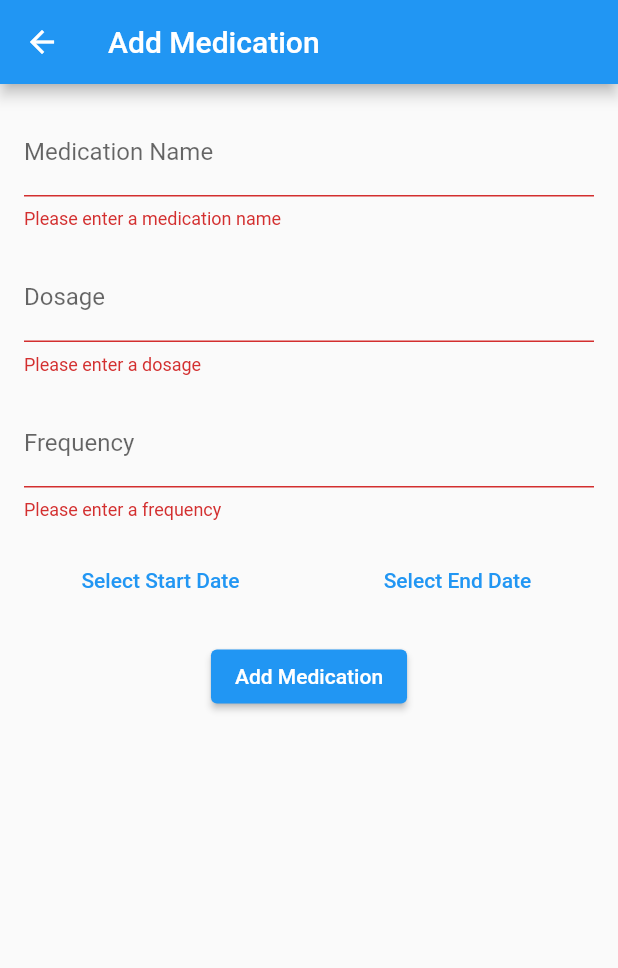
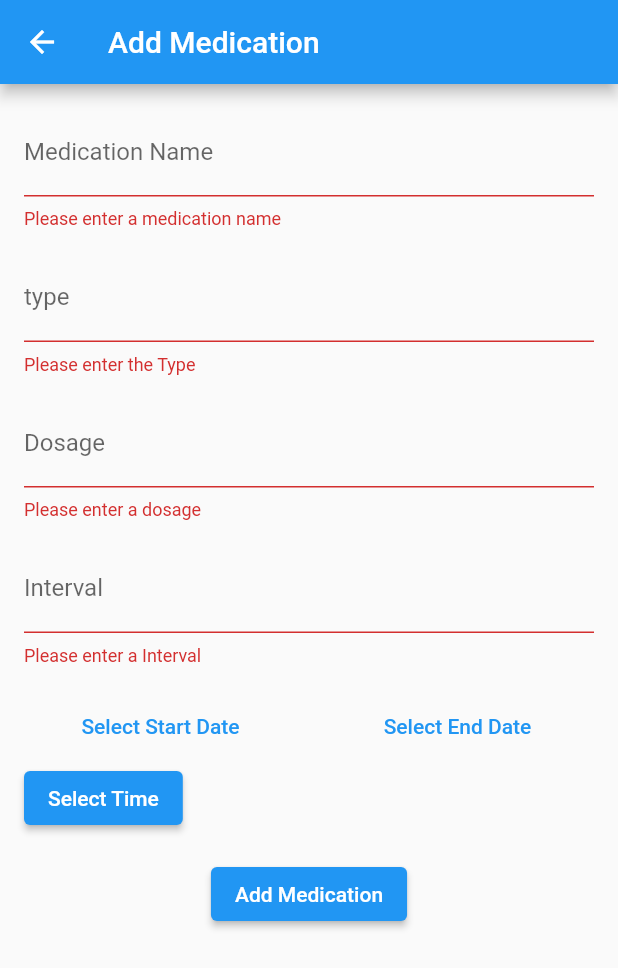
Before and after one commit to AsfandYar77/medbuddy, a Flutter app: the AddMedicationScreen screen opened by its route, after a tap on "Add Medication", on a phone screen of 412 x 824 dp. Shown: the top 968 px of the screen. Run offline on Flutter 3.47's test engine with Material 2 defaults, Android fonts, the phone set to English and light mode, and no system bars; our stand-ins replace flutter_datetime_picker, flutter_local_notifications, sqflite; accounts and stored records are empty.

Commit message:
Made vast Changes to medication_model.dart, Updated add_medication_screen.dart, edit_medication_screen.dart and rest accordingly. Added Time Picker, fixed Date Bug, Accidently Coupled Dosage Field with Interval Field, Notes Bug remains to be corrected among a lot of other stuff,

```diff
--- a/lib/models/medication_model.dart
+++ b/lib/models/medication_model.dart
@@ -1,43 +1,97 @@
+enum type { Bottle, Tablet, Syringe, None }
+
 class Medication {
-  final String id;
+  final List<dynamic>? notificationIDs; // Notification ID
   final String name;
+  final String?  type;
   final String dosage;
-  final String frequency;
   final DateTime startDate;
-  final DateTime? endDate; // make the endDate parameter nullable
-  final String notes;
+  final DateTime? endDate;
+  final String? atTime;
+  final DateTime? dateTime;
+  final int? atInterval;
+  String? notes;
 
   Medication({
-    required this.id,
+    required this.notificationIDs,
     required this.name,
+    required this.type,
     required this.dosage,
-    required this.frequency,
     required this.startDate,
-    this.endDate, // make the endDate parameter nullable
-    required this.notes,
+    required this.endDate,
+    required this.atTime,
+    required this.dateTime,
+    required this.atInterval,
+    this.notes
   });
 
-  Map<String, dynamic> toMap() {
-    return {
-      'id': id,
-      'name': name,
-      'dosage': dosage,
-      'frequency': frequency,
-      'startDate': startDate.toIso8601String(),
-      'endDate': endDate?.toIso8601String(), // use null-aware operator to avoid null errors
-      'notes': notes,
-    };
+  //get methods
+
+  getIDs() {
+    return notificationIDs;
   }
 
-  factory Medication.fromMap(Map<String, dynamic> map) {
-    return Medication(
-      id: map['id'],
-      name: map['name'],
-      dosage: map['dosage'],
-      frequency: map['frequency'],
-      startDate: DateTime.parse(map['startDate']),
-      endDate: map['endDate'] != null ? DateTime.parse(map['endDate']) : null, // use null-aware operator to avoid null errors
-      notes: map['notes'],
-    );
+  String getName() {
+    return name!;
   }
+
+  String getType() {
+    return type!;
+  }
+
+  String getDosage() {
+    return dosage!;
+  }
+
+  DateTime getStartDate() {
+    return startDate;
+  }
+
+  DateTime? getEndDate() {
+    return endDate;
+  }
+
+  String? getAtTime() {
+    return atTime;
+  }
+
+  DateTime? getdateTime() {
+    return endDate;
+  }
+
+  int? getAtInterval() {
+    return atInterval;
+  }
+
+  String? getNotes() {
+    return notes;
+  }
+
+
+
+  factory Medication.fromMap(Map<String, dynamic> json) => Medication(
+    notificationIDs: json["notificationIDs"],
+    name: json['name'],
+    type: json['type'],
+    dosage: json['dosage'],
+    startDate: DateTime.parse(json['startDate']),
+    endDate: DateTime.parse(json['endDate']),
+    atTime: json['atTime'],
+    dateTime: DateTime.parse(json['dateTime']),
+    atInterval: json['atInterval'],
+    notes: json['notes'],
+  );
+
+  Map<String, dynamic> toMap() => {
+    'id': notificationIDs,
+    'name': name,
+    'type': type,
+    'dosage': dosage,
+    'startDate': startDate.toIso8601String(),
+    'endDate': endDate?.toIso8601String(),
+    'atTime': atTime,
+    'dateTime': dateTime?.toIso8601String(),
+    'atInterval': atInterval,
+    'notes': notes,
+  };
 }
--- a/lib/screens/add_medication_screen.dart
+++ b/lib/screens/add_medication_screen.dart
@@ -14,16 +14,27 @@ class AddMedicationScreen extends StatefulWidget {
 class _AddMedicationScreenState extends State<AddMedicationScreen> {
   final _formKey = GlobalKey<FormState>();
   final _nameController = TextEditingController();
+  final _typeController = TextEditingController();
   final _dosageController = TextEditingController();
-  final _frequencyController = TextEditingController();
+  final _intervalController = TextEditingController();
+  final TextEditingController _notesController = TextEditingController();
+
   DateTime? _startDate;
   DateTime? _endDate;
+  TimeOfDay? _atTime;
+  DateTime? _dateTime;
+
+
+
+
 
   @override
   void dispose() {
     _nameController.dispose();
+    _typeController.dispose();
     _dosageController.dispose();
-    _frequencyController.dispose();
+    _intervalController.dispose();
+    _notesController.dispose();
     super.dispose();
   }
 
@@ -56,6 +67,19 @@ class _AddMedicationScreenState extends State<AddMedicationScreen> {
                 TextFormField(
                   controller: _dosageController,
                   decoration: const InputDecoration(
+                    labelText: 'type',
+                  ),
+                  validator: (value) {
+                    if (value == null || value.isEmpty) {
+                      return 'Please enter the Type';
+                    }
+                    return null;
+                  },
+                ),
+                const SizedBox(height: 16.0),
+                TextFormField(
+                  controller: _dosageController,
+                  decoration: const InputDecoration(
                     labelText: 'Dosage',
                   ),
                   validator: (value) {
@@ -67,13 +91,13 @@ class _AddMedicationScreenState extends State<AddMedicationScreen> {
                 ),
                 const SizedBox(height: 16.0),
                 TextFormField(
-                  controller: _frequencyController,
+                  controller: _intervalController,
                   decoration: const InputDecoration(
-                    labelText: 'Frequency',
+                    labelText: 'Interval',
                   ),
                   validator: (value) {
                     if (value == null || value.isEmpty) {
-                      return 'Please enter a frequency';
+                      return 'Please enter a Interval';
                     }
                     return null;
                     },
@@ -87,7 +111,7 @@ class _AddMedicationScreenState extends State<AddMedicationScreen> {
                           DatePicker.showDatePicker(
                             context,
                             showTitleActions: true,
-                            minTime: DateTime.now(),
+                            minTime: DateTime(1900, 01, 01),
                             maxTime: DateTime(2050, 12, 31),
                             onConfirm: (date) {
                               setState(() {
@@ -124,6 +148,26 @@ class _AddMedicationScreenState extends State<AddMedicationScreen> {
                     ),
                   ],
                 ),
+                ElevatedButton(
+                  onPressed: () async {
+                    _atTime = await showTimePicker(
+                      context: context,
+                      initialTime: TimeOfDay.now(),
+                    );
+                    if (_atTime != null) {
+                      setState(() {
+                        _dateTime = DateTime(
+                          _dateTime!.year,
+                          _dateTime!.month,
+                          _dateTime!.day,
+                          _atTime!.hour,
+                          _atTime!.minute,
+                        );
+                      });
+                    }
+                  },
+                  child: Text(_dateTime != null ? _dateTime.toString() : 'Select Time'),
+                ),
                 const SizedBox(height: 16.0),
                 Center(
                   child: ElevatedButton(
@@ -132,13 +176,23 @@ class _AddMedicationScreenState extends State<AddMedicationScreen> {
                           _startDate != null &&
                           _endDate != null) {
                         final medication = Medication(
-                          name: _nameController.text,
-                          dosage: _dosageController.text,
-                          frequency: _frequencyController.text,
-                          startDate: _startDate!,
-                          endDate: _endDate!,
-                          id: '',
-                          notes: '',
+                            notificationIDs: [],
+                            name: _nameController.text,
+                            type: _typeController.text,
+                            dosage: _dosageController.text,
+                            startDate: _startDate!,
+                            endDate: _endDate!,
+                            atTime: '',
+                          dateTime: _dateTime,
+                            atInterval: null,
+                            notes: _notesController.text,
+                          //id: UniqueKey().toString(),
+                          //name: _nameController.text,
+                         // dosage: _dosageController.text,
+                         // frequency: _frequencyController.text,
+                         // startDate: _startDate!,
+                         // endDate: _endDate!,
+                         // notes: _notesController.text,
                         );
                         medicationProvider.addMedication(medication);
                         Navigator.pop(context);
--- a/lib/screens/medication_details_screen.dart
+++ b/lib/screens/medication_details_screen.dart
@@ -51,7 +51,7 @@ class MedicationDetailsScreen extends StatelessWidget {
 
                 const SizedBox(height: 8.0),
                 Text(
-                  'Frequency: ${medication.frequency} times a day',
+                  'After: ${medication.atInterval} time',
                   style: const TextStyle(fontSize: 18.0),
                 ),
               ],
@@ -71,7 +71,7 @@ class MedicationDetailsScreen extends StatelessWidget {
           Padding(
             padding: const EdgeInsets.symmetric(horizontal: 16.0),
             child: Text(
-              medication.notes,
+              medication.notes??'',
               style: const TextStyle(fontSize: 18.0),
             ),
           ),
--- a/lib/widgets/medication_tile.dart
+++ b/lib/widgets/medication_tile.dart
@@ -11,7 +11,7 @@ class MedicationTile extends StatelessWidget {
   Widget build(BuildContext context) {
     return ListTile(
       title: Text(medication.name),
-      subtitle: Text('Dosage: ${medication.dosage}, Frequency: ${medication.frequency}'),
+      subtitle: Text('Dosage: ${medication.dosage}, Frequency: ${medication.atInterval}'),
       trailing: IconButton(
         icon: const Icon(Icons.edit),
         onPressed: () {
```
Also changed, not shown: lib/providers/medication_provider.dart (+15 -11 lines), lib/screens/edit_medication_screen.dart (+102 -47 lines), lib/utils/database_helper.dart (+52 -26 lines).
